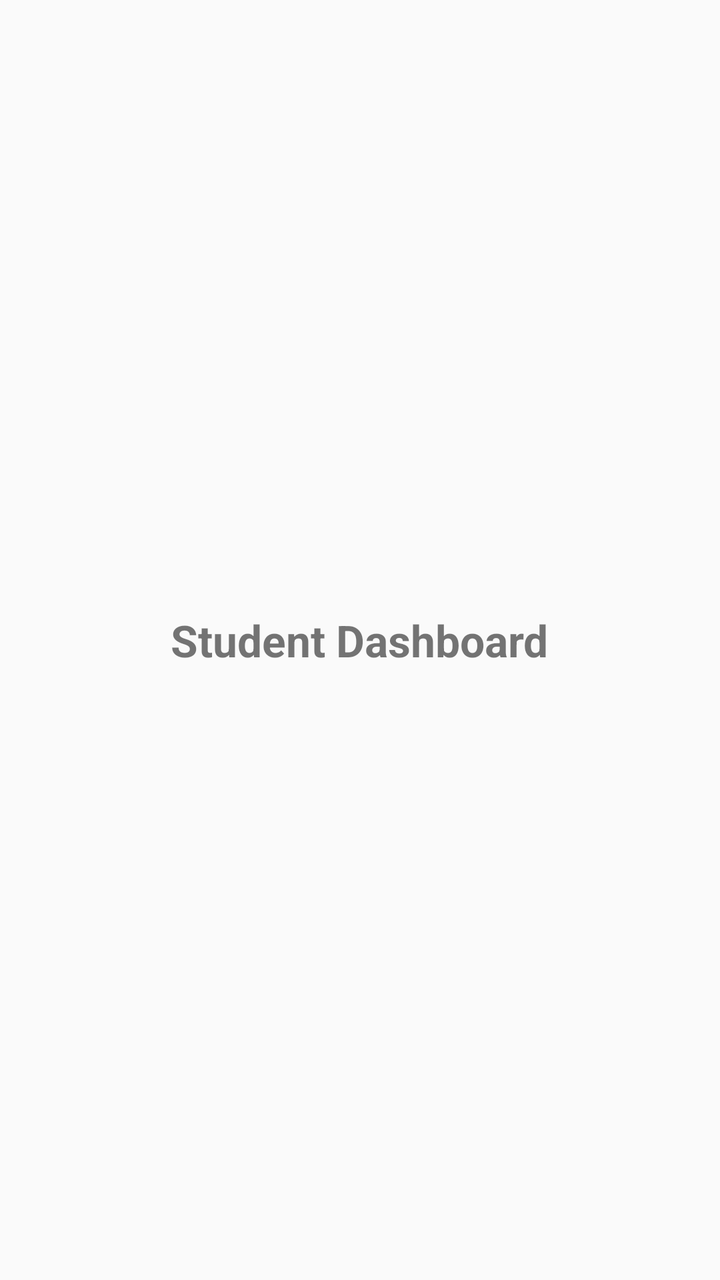
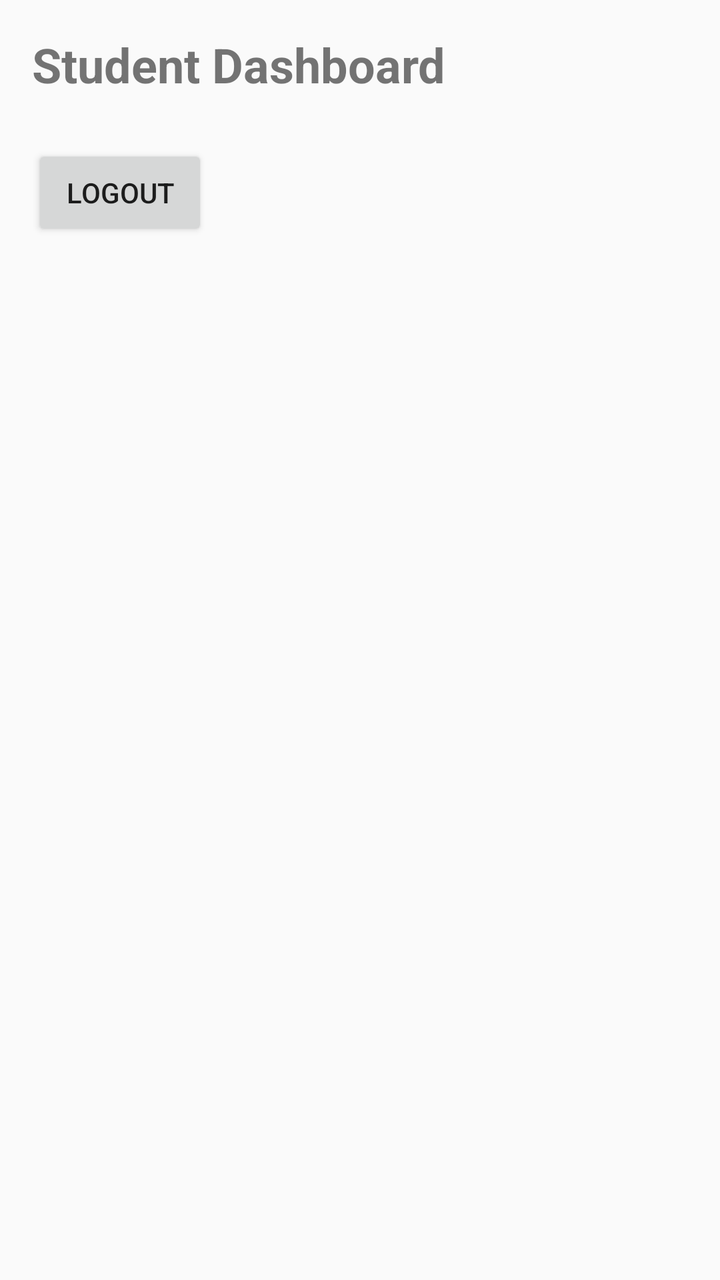

An Android layout rendered at two revisions. The XML below is the earlier revision; the diff shows what the commit changed to produce the second picture.
<!-- AndroidManifest.xml: application theme Theme.SmartAttendance -->
<!-- res/layout/activity_student_dashboard.xml -->
<?xml version="1.0" encoding="utf-8"?>
<LinearLayout
    xmlns:android="http://schemas.android.com/apk/res/android"
    android:orientation="vertical"
    android:gravity="center"
    android:layout_width="match_parent"
    android:layout_height="match_parent">

    <TextView
        android:layout_width="wrap_content"
        android:layout_height="wrap_content"
        android:text="Student Dashboard"
        android:textSize="22sp"
        android:textStyle="bold"/>

</LinearLayout>
<!-- resources referenced by this layout -->
<resources>
  <style name="Theme.SmartAttendance" parent="Theme.AppCompat.Light.NoActionBar">
          <item name="colorPrimary">@color/purple_500</item>
          <item name="colorPrimaryVariant">@color/purple_700</item>
          <item name="colorOnPrimary">@color/white</item>
          <item name="colorSecondary">@color/teal_200</item>
          <item name="android:statusBarColor">?attr/colorPrimary</item>
      </style>
  <color name="purple_500">#FF6200EE</color>
  <color name="purple_700">#FF3700B3</color>
  <color name="white">#FFFFFFFF</color>
  <color name="teal_200">#FF03DAC5</color>
</resources>

<!-- the commit's change to res/layout/activity_student_dashboard.xml (unified diff, before → after) -->
@@ -1,16 +1,23 @@
 <?xml version="1.0" encoding="utf-8"?>
-<LinearLayout
-    xmlns:android="http://schemas.android.com/apk/res/android"
+<LinearLayout xmlns:android="http://schemas.android.com/apk/res/android"
+    android:layout_width="match_parent"
+    android:layout_height="match_parent"
     android:orientation="vertical"
-    android:gravity="center"
-    android:layout_width="match_parent"
-    android:layout_height="match_parent">
+    android:padding="16dp">
 
     <TextView
+        android:id="@+id/tvTitle"
         android:layout_width="wrap_content"
         android:layout_height="wrap_content"
         android:text="Student Dashboard"
-        android:textSize="22sp"
-        android:textStyle="bold"/>
+        android:textSize="24sp"
+        android:textStyle="bold"
+        android:layout_marginBottom="24dp" />
+
+    <Button
+        android:id="@+id/btnLogout"
+        android:layout_width="wrap_content"
+        android:layout_height="wrap_content"
+        android:text="Logout" />
 
 </LinearLayout>
